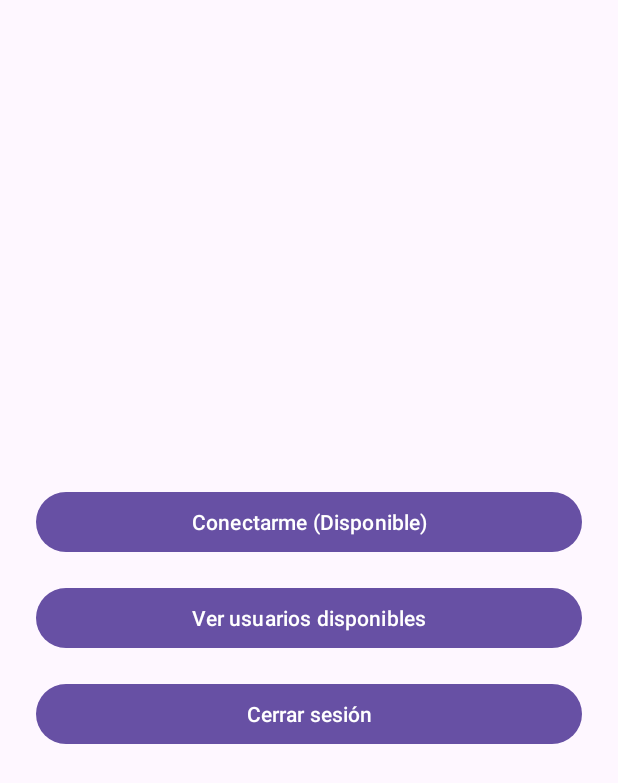
After one commit to Palmxl/Taller-3-ICM, an Android app: the MenuActivity screen opened directly, with no data from a screen before it, on a phone screen of 412 x 824 dp. The commit adds this screen. Shown: the top 783 px of the screen. Run offline under Robolectric (Android 15) with nearby library versions, the phone set to English and light mode, and no system bars; our stand-ins replace Firebase (no records; nobody signed in at launch, a user with empty details on screens opened directly).

Commit message:
Persona3 Funcionando

```diff
--- a/app/build.gradle.kts
+++ b/app/build.gradle.kts
@@ -61,6 +61,9 @@ dependencies {
     implementation("com.github.bumptech.glide:glide:4.16.0")
     kapt("com.github.bumptech.glide:compiler:4.16.0")
 
+    // ---- OpenStreetMap (osmdroid) ----
+    implementation("org.osmdroid:osmdroid-android:6.1.18")
+
     // Firebase
     implementation(platform("com.google.firebase:firebase-bom:33.0.0"))
     implementation("com.google.firebase:firebase-auth-ktx")
--- a/app/src/main/java/com/example/taller_3_icm/auth/WelcomeActivity.kt
+++ b/app/src/main/java/com/example/taller_3_icm/auth/WelcomeActivity.kt
@@ -5,6 +5,7 @@ import android.os.Bundle
 import androidx.appcompat.app.AppCompatActivity
 import com.bumptech.glide.Glide
 import com.example.taller_3_icm.databinding.ActivityWelcomeBinding
+import com.example.taller_3_icm.menu.MenuActivity
 import com.google.firebase.auth.FirebaseAuth
 import com.google.firebase.database.FirebaseDatabase
 
@@ -35,6 +36,11 @@ class WelcomeActivity : AppCompatActivity() {
             }
         }
 
+        // Nuevo botón para ir al Menú Principal
+        binding.btnIrMenu.setOnClickListener {
+            startActivity(Intent(this, MenuActivity::class.java))
+        }
+
         // Botón cerrar sesión
         binding.btnCerrarSesion.setOnClickListener {
             auth.signOut()
--- a/app/src/main/java/com/example/taller_3_icm/data/User.kt
+++ b/app/src/main/java/com/example/taller_3_icm/data/User.kt
@@ -7,5 +7,6 @@ data class User(
     var email: String = "",
     var latitud: Double = 0.0,
     var longitud: Double = 0.0,
-    var imagenUrl: String = ""
+    var imagenUrl: String = "",
+    var status: String = "offline"
 )
--- /dev/null
+++ b/app/src/main/java/com/example/taller_3_icm/menu/MenuActivity.kt
@@ -0,0 +1,50 @@
+package com.example.taller_3_icm.menu
+
+import android.content.Intent
+import android.os.Bundle
+import android.widget.Toast
+import androidx.appcompat.app.AppCompatActivity
+import com.example.taller_3_icm.auth.LoginActivity
+import com.example.taller_3_icm.databinding.ActivityMenuBinding
+import com.google.firebase.auth.FirebaseAuth
+import com.google.firebase.database.FirebaseDatabase
+
+class MenuActivity : AppCompatActivity() {
+
+    private lateinit var binding: ActivityMenuBinding
+    private lateinit var auth: FirebaseAuth
+    private var disponible = false
+
+    override fun onCreate(savedInstanceState: Bundle?) {
+        super.onCreate(savedInstanceState)
+        binding = ActivityMenuBinding.inflate(layoutInflater)
+        setContentView(binding.root)
+
+        auth = FirebaseAuth.getInstance()
+        val uid = auth.currentUser?.uid ?: return
+
+        binding.btnDisponibilidad.setOnClickListener {
+            disponible = !disponible
+            val estado = if (disponible) "available" else "offline"
+
+            FirebaseDatabase.getInstance().getReference("users/$uid/status")
+                .setValue(estado)
+
+            binding.btnDisponibilidad.text =
+                if (disponible) "Desconectarme" else "Conectarme (Disponible)"
+
+            Toast.makeText(this, "Estado cambiado a $estado", Toast.LENGTH_SHORT).show()
+        }
+
+        binding.btnLista.setOnClickListener {
+            startActivity(Intent(this, ListaDisponiblesActivity::class.java))
+        }
+
+        binding.btnCerrarSesion.setOnClickListener {
+            FirebaseDatabase.getInstance().getReference("users/$uid/status").setValue("offline")
+            auth.signOut()
+            startActivity(Intent(this, LoginActivity::class.java))
+            finish()
+        }
+    }
+}
--- /dev/null
+++ b/app/src/main/res/layout/activity_menu.xml
@@ -0,0 +1,29 @@
+<?xml version="1.0" encoding="utf-8"?>
+<LinearLayout xmlns:android="http://schemas.android.com/apk/res/android"
+    android:layout_width="match_parent"
+    android:layout_height="match_parent"
+    android:orientation="vertical"
+    android:gravity="center"
+    android:padding="24dp">
+
+    <Button
+        android:id="@+id/btnDisponibilidad"
+        android:layout_width="match_parent"
+        android:layout_height="wrap_content"
+        android:text="Conectarme (Disponible)"
+        android:layout_marginBottom="16dp"/>
+
+    <Button
+        android:id="@+id/btnLista"
+        android:layout_width="match_parent"
+        android:layout_height="wrap_content"
+        android:text="Ver usuarios disponibles"
+        android:layout_marginBottom="16dp"/>
+
+    <Button
+        android:id="@+id/btnCerrarSesion"
+        android:layout_width="match_parent"
+        android:layout_height="wrap_content"
+        android:text="Cerrar sesión"/>
+
+</LinearLayout>
```
Also changed, not shown: app/src/main/AndroidManifest.xml (+18 -4 lines), app/src/main/java/com/example/taller_3_icm/menu/ListaDisponiblesActivity.kt (added, +39 -0 lines), app/src/main/java/com/example/taller_3_icm/menu/UsuarioAdapter.kt (added, +40 -0 lines), app/src/main/java/com/example/taller_3_icm/menu/VerPosicionActivity.kt (added, +134 -0 lines), app/src/main/res/layout/activity_lista_disponibles.xml (added, +12 -0 lines), app/src/main/res/layout/activity_ver_posicion.xml (added, +24 -0 lines), app/src/main/res/layout/activity_welcome.xml (+7 -0 lines), app/src/main/res/layout/item_usuario.xml (added, +32 -0 lines).
